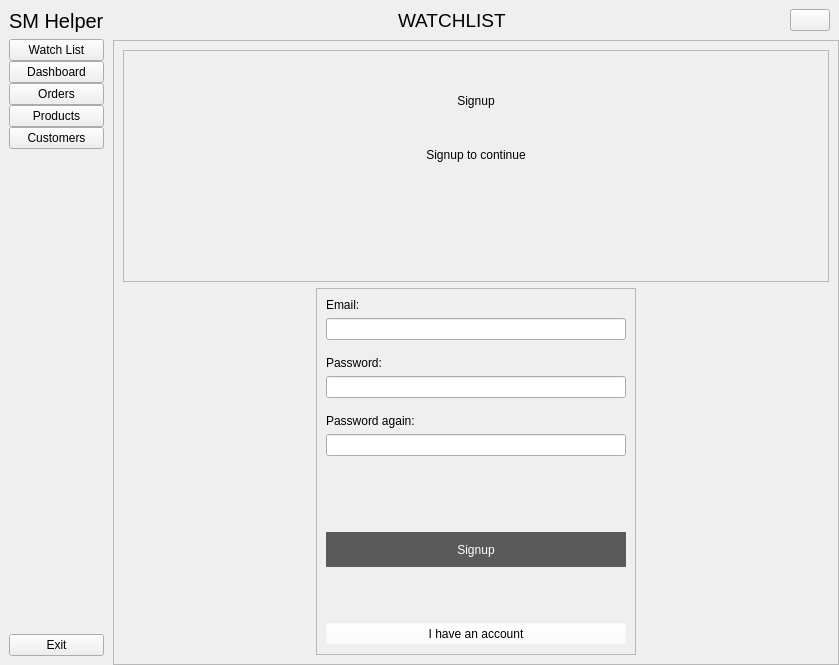
Above: mainWindow.ui from mimisanchelo/stock before the change. Below: the same form after it.
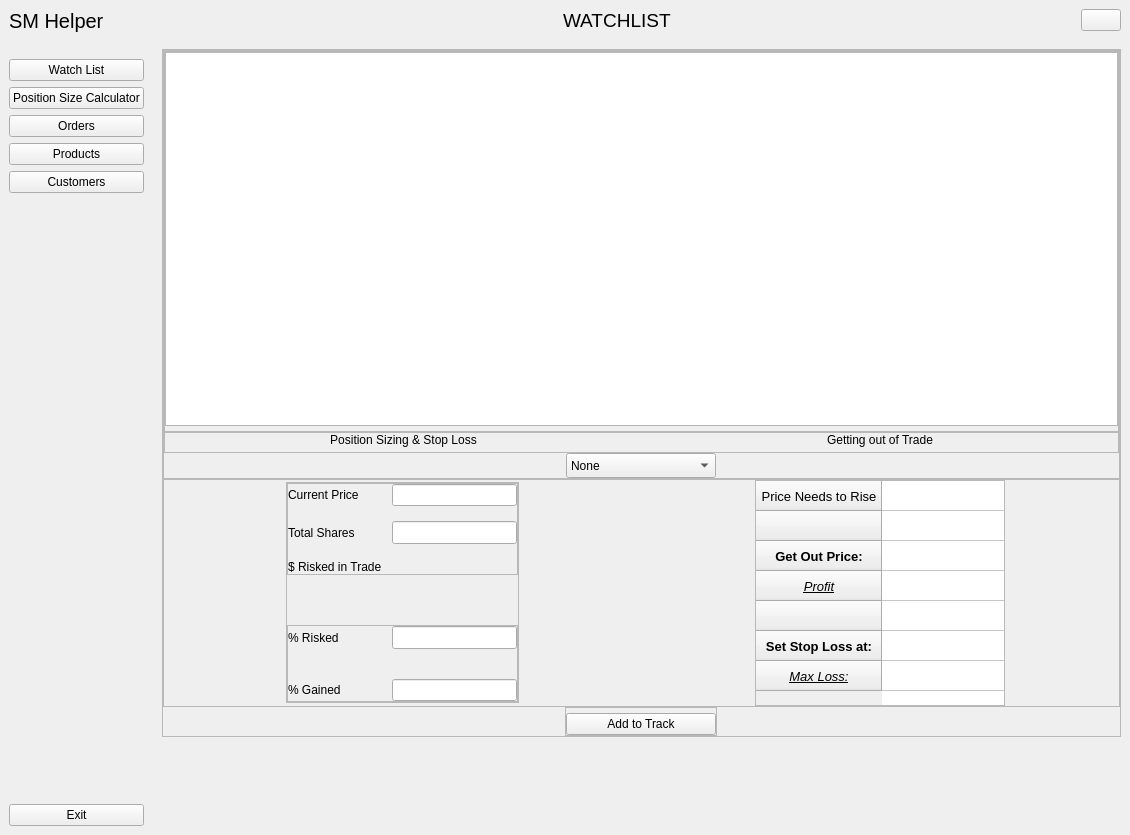
That is the form after the change. Icons and pictures are not drawn.

Commit message: calculator page/functions

```diff
--- a/mainWindow.ui
+++ b/mainWindow.ui
@@ -6,8 +6,8 @@
    <rect>
     <x>0</x>
     <y>0</y>
-    <width>839</width>
-    <height>665</height>
+    <width>1130</width>
+    <height>835</height>
    </rect>
   </property>
   <property name="windowTitle">
@@ -136,7 +136,7 @@
        <item>
         <widget class="QStackedWidget" name="stackedWidget">
          <property name="currentIndex">
-          <number>3</number>
+          <number>4</number>
          </property>
          <widget class="QWidget" name="watchlitMenu_page">
           <layout class="QVBoxLayout" name="verticalLayout">
@@ -1425,6 +1425,684 @@
            </item>
           </layout>
          </widget>
+         <widget class="QWidget" name="entry_exit_page">
+          <property name="maximumSize">
+           <size>
+            <width>16777215</width>
+            <height>706</height>
+           </size>
+          </property>
+          <layout class="QVBoxLayout" name="verticalLayout_19">
+           <item>
+            <widget class="QFrame" name="frame_16">
+             <property name="frameShape">
+              <enum>QFrame::StyledPanel</enum>
+             </property>
+             <property name="frameShadow">
+              <enum>QFrame::Raised</enum>
+             </property>
+             <layout class="QVBoxLayout" name="verticalLayout_20">
+              <property name="spacing">
+               <number>0</number>
+              </property>
+              <property name="leftMargin">
+               <number>0</number>
+              </property>
+              <property name="topMargin">
+               <number>0</number>
+              </property>
+              <property name="rightMargin">
+               <number>0</number>
+              </property>
+              <property name="bottomMargin">
+               <number>0</number>
+              </property>
+              <item>
+               <widget class="QFrame" name="frame_17">
+                <property name="frameShape">
+                 <enum>QFrame::StyledPanel</enum>
+                </property>
+                <property name="frameShadow">
+                 <enum>QFrame::Raised</enum>
+                </property>
+                <layout class="QVBoxLayout" name="verticalLayout_21">
+                 <property name="spacing">
+                  <number>0</number>
+                 </property>
+                 <property name="leftMargin">
+                  <number>0</number>
+                 </property>
+                 <property name="topMargin">
+                  <number>0</number>
+                 </property>
+                 <property name="rightMargin">
+                  <number>0</number>
+                 </property>
+                 <property name="bottomMargin">
+                  <number>0</number>
+                 </property>
+                 <item>
+                  <widget class="QFrame" name="frame_19">
+                   <property name="frameShape">
+                    <enum>QFrame::StyledPanel</enum>
+                   </property>
+                   <property name="frameShadow">
+                    <enum>QFrame::Raised</enum>
+                   </property>
+                   <layout class="QVBoxLayout" name="verticalLayout_23">
+                    <property name="spacing">
+                     <number>0</number>
+                    </property>
+                    <property name="leftMargin">
+                     <number>0</number>
+                    </property>
+                    <property name="topMargin">
+                     <number>0</number>
+                    </property>
+                    <property name="rightMargin">
+                     <number>0</number>
+                    </property>
+                    <property name="bottomMargin">
+                     <number>5</number>
+                    </property>
+                    <item>
+                     <widget class="QTableWidget" name="tableWidget"/>
+                    </item>
+                   </layout>
+                  </widget>
+                 </item>
+                 <item>
+                  <widget class="QFrame" name="frame_18">
+                   <property name="frameShape">
+                    <enum>QFrame::StyledPanel</enum>
+                   </property>
+                   <property name="frameShadow">
+                    <enum>QFrame::Raised</enum>
+                   </property>
+                   <layout class="QHBoxLayout" name="horizontalLayout_8">
+                    <property name="spacing">
+                     <number>0</number>
+                    </property>
+                    <property name="leftMargin">
+                     <number>0</number>
+                    </property>
+                    <property name="topMargin">
+                     <number>0</number>
+                    </property>
+                    <property name="rightMargin">
+                     <number>0</number>
+                    </property>
+                    <property name="bottomMargin">
+                     <number>5</number>
+                    </property>
+                    <item>
+                     <widget class="QLabel" name="label_9">
+                      <property name="styleSheet">
+                       <string notr="true">font: 75 12pt &quot;MS Shell Dlg 2&quot;;</string>
+                      </property>
+                      <property name="text">
+                       <string>Position Sizing &amp; Stop Loss</string>
+                      </property>
+                      <property name="alignment">
+                       <set>Qt::AlignCenter</set>
+                      </property>
+                     </widget>
+                    </item>
+                    <item>
+                     <widget class="QLabel" name="label_11">
+                      <property name="styleSheet">
+                       <string notr="true">font: 75 12pt &quot;MS Shell Dlg 2&quot;;
+color: rgb(0, 0, 0);</string>
+                      </property>
+                      <property name="text">
+                       <string>Getting out of Trade</string>
+                      </property>
+                      <property name="alignment">
+                       <set>Qt::AlignCenter</set>
+                      </property>
+                     </widget>
+                    </item>
+                   </layout>
+                  </widget>
+                 </item>
+                 <item alignment="Qt::AlignHCenter">
+                  <widget class="QComboBox" name="comboBox_tickers">
+                   <property name="minimumSize">
+                    <size>
+                     <width>150</width>
+                     <height>25</height>
+                    </size>
+                   </property>
+                   <property name="maximumSize">
+                    <size>
+                     <width>400</width>
+                     <height>16777215</height>
+                    </size>
+                   </property>
+                   <property name="font">
+                    <font>
+                     <pointsize>9</pointsize>
+                    </font>
+                   </property>
+                   <property name="layoutDirection">
+                    <enum>Qt::LeftToRight</enum>
+                   </property>
+                   <item>
+                    <property name="text">
+                     <string>None</string>
+                    </property>
+                   </item>
+                  </widget>
+                 </item>
+                </layout>
+               </widget>
+              </item>
+              <item>
+               <widget class="QFrame" name="frame_20">
+                <property name="frameShape">
+                 <enum>QFrame::StyledPanel</enum>
+                </property>
+                <property name="frameShadow">
+                 <enum>QFrame::Raised</enum>
+                </property>
+                <layout class="QHBoxLayout" name="horizontalLayout_9">
+                 <property name="spacing">
+                  <number>0</number>
+                 </property>
+                 <property name="leftMargin">
+                  <number>0</number>
+                 </property>
+                 <property name="topMargin">
+                  <number>0</number>
+                 </property>
+                 <property name="rightMargin">
+                  <number>0</number>
+                 </property>
+                 <property name="bottomMargin">
+                  <number>0</number>
+                 </property>
+                 <item alignment="Qt::AlignHCenter|Qt::AlignVCenter">
+                  <widget class="QFrame" name="frame_23">
+                   <property name="frameShape">
+                    <enum>QFrame::StyledPanel</enum>
+                   </property>
+                   <property name="frameShadow">
+                    <enum>QFrame::Raised</enum>
+                   </property>
+                   <layout class="QVBoxLayout" name="verticalLayout_25">
+                    <property name="spacing">
+                     <number>10</number>
+                    </property>
+                    <property name="leftMargin">
+                     <number>0</number>
+                    </property>
+                    <property name="topMargin">
+                     <number>0</number>
+                    </property>
+                    <property name="rightMargin">
+                     <number>0</number>
+                    </property>
+                    <property name="bottomMargin">
+                     <number>0</number>
+                    </property>
+                    <item>
+                     <widget class="QFrame" name="frame_24">
+                      <property name="frameShape">
+                       <enum>QFrame::StyledPanel</enum>
+                      </property>
+                      <property name="frameShadow">
+                       <enum>QFrame::Raised</enum>
+                      </property>
+                      <layout class="QFormLayout" name="formLayout">
+                       <property name="horizontalSpacing">
+                        <number>10</number>
+                       </property>
+                       <property name="verticalSpacing">
+                        <number>15</number>
+                       </property>
+                       <property name="leftMargin">
+                        <number>0</number>
+                       </property>
+                       <property name="topMargin">
+                        <number>0</number>
+                       </property>
+                       <property name="rightMargin">
+                        <number>0</number>
+                       </property>
+                       <property name="bottomMargin">
+                        <number>0</number>
+                       </property>
+                       <item row="0" column="0">
+                        <widget class="QLabel" name="label_14">
+                         <property name="styleSheet">
+                          <string notr="true">font: 12pt &quot;MS Shell Dlg 2&quot;;</string>
+                         </property>
+                         <property name="text">
+                          <string>Current Price</string>
+                         </property>
+                        </widget>
+                       </item>
+                       <item row="0" column="1">
+                        <widget class="QLineEdit" name="lineEdit_curentPrice">
+                         <property name="styleSheet">
+                          <string notr="true">font: 10pt &quot;MS Shell Dlg 2&quot;;</string>
+                         </property>
+                         <property name="text">
+                          <string/>
+                         </property>
+                         <property name="alignment">
+                          <set>Qt::AlignCenter</set>
+                         </property>
+                        </widget>
+                       </item>
+                       <item row="1" column="1">
+                        <widget class="QLineEdit" name="lineEdit_totalShares">
+                         <property name="font">
+                          <font>
+                           <pointsize>10</pointsize>
+                          </font>
+                         </property>
+                         <property name="maxLength">
+                          <number>9</number>
+                         </property>
+                         <property name="alignment">
+                          <set>Qt::AlignCenter</set>
+                         </property>
+                        </widget>
+                       </item>
+                       <item row="1" column="0">
+                        <widget class="QLabel" name="label_17">
+                         <property name="styleSheet">
+                          <string notr="true">font: 12pt &quot;MS Shell Dlg 2&quot;;</string>
+                         </property>
+                         <property name="text">
+                          <string>Total Shares</string>
+                         </property>
+                        </widget>
+                       </item>
+                       <item row="2" column="0">
+                        <widget class="QLabel" name="label_18">
+                         <property name="styleSheet">
+                          <string notr="true">font: 12pt &quot;MS Shell Dlg 2&quot;;</string>
+                         </property>
+                         <property name="text">
+                          <string>$ Risked in Trade</string>
+                         </property>
+                        </widget>
+                       </item>
+                       <item row="2" column="1">
+                        <widget class="QLabel" name="label_RiskedinTrade">
+                         <property name="font">
+                          <font>
+                           <pointsize>10</pointsize>
+                          </font>
+                         </property>
+                         <property name="text">
+                          <string/>
+                         </property>
+                         <property name="alignment">
+                          <set>Qt::AlignCenter</set>
+                         </property>
+                        </widget>
+                       </item>
+                      </layout>
+                     </widget>
+                    </item>
+                    <item>
+                     <spacer name="verticalSpacer_16">
+                      <property name="orientation">
+                       <enum>Qt::Vertical</enum>
+                      </property>
+                      <property name="sizeType">
+                       <enum>QSizePolicy::Preferred</enum>
+                      </property>
+                      <property name="sizeHint" stdset="0">
+                       <size>
+                        <width>20</width>
+                        <height>40</height>
+                       </size>
+                      </property>
+                     </spacer>
+                    </item>
+                    <item>
+                     <widget class="QFrame" name="frame_25">
+                      <property name="frameShape">
+                       <enum>QFrame::StyledPanel</enum>
+                      </property>
+                      <property name="frameShadow">
+                       <enum>QFrame::Raised</enum>
+                      </property>
+                      <layout class="QGridLayout" name="gridLayout_3">
+                       <property name="leftMargin">
+                        <number>0</number>
+                       </property>
+                       <property name="topMargin">
+                        <number>0</number>
+                       </property>
+                       <property name="rightMargin">
+                        <number>0</number>
+                       </property>
+                       <property name="bottomMargin">
+                        <number>0</number>
+                       </property>
+                       <property name="horizontalSpacing">
+                        <number>10</number>
+                       </property>
+                       <property name="verticalSpacing">
+                        <number>30</number>
+                       </property>
+                       <item row="0" column="0">
+                        <widget class="QLabel" name="label_15">
+                         <property name="styleSheet">
+                          <string notr="true">font: 12pt &quot;MS Shell Dlg 2&quot;;
+</string>
+                         </property>
+                         <property name="text">
+                          <string>% Risked</string>
+                         </property>
+                        </widget>
+                       </item>
+                       <item row="0" column="1">
+                        <widget class="QLineEdit" name="lineEdit_precentRisked">
+                         <property name="enabled">
+                          <bool>true</bool>
+                         </property>
+                         <property name="sizePolicy">
+                          <sizepolicy hsizetype="Preferred" vsizetype="Fixed">
+                           <horstretch>0</horstretch>
+                           <verstretch>0</verstretch>
+                          </sizepolicy>
+                         </property>
+                         <property name="minimumSize">
+                          <size>
+                           <width>0</width>
+                           <height>0</height>
+                          </size>
+                         </property>
+                         <property name="maximumSize">
+                          <size>
+                           <width>16777215</width>
+                           <height>16777215</height>
+                          </size>
+                         </property>
+                         <property name="font">
+                          <font>
+                           <pointsize>10</pointsize>
+                          </font>
+                         </property>
+                         <property name="maxLength">
+                          <number>4</number>
+                         </property>
+                         <property name="alignment">
+                          <set>Qt::AlignCenter</set>
+                         </property>
+                        </widget>
+                       </item>
+                       <item row="1" column="0">
+                        <widget class="QLabel" name="label_16">
+                         <property name="styleSheet">
+                          <string notr="true">font: 12pt &quot;MS Shell Dlg 2&quot;;</string>
+                         </property>
+                         <property name="text">
+                          <string>% Gained</string>
+                         </property>
+                        </widget>
+                       </item>
+                       <item row="1" column="1">
+                        <widget class="QLineEdit" name="lineEdit_precentGained">
+                         <property name="sizePolicy">
+                          <sizepolicy hsizetype="Preferred" vsizetype="Fixed">
+                           <horstretch>0</horstretch>
+                           <verstretch>0</verstretch>
+                          </sizepolicy>
+                         </property>
+                         <property name="minimumSize">
+                          <size>
+                           <width>0</width>
+                           <height>0</height>
+                          </size>
+                         </property>
+                         <property name="maxLength">
+                          <number>4</number>
+                         </property>
+                         <property name="alignment">
+                          <set>Qt::AlignCenter</set>
+                         </property>
+                        </widget>
+                       </item>
+                      </layout>
+                     </widget>
+                    </item>
+                   </layout>
+                  </widget>
+                 </item>
+                 <item alignment="Qt::AlignHCenter|Qt::AlignVCenter">
+                  <widget class="QTableWidget" name="tableWidget_targetPrice">
+                   <property name="sizePolicy">
+                    <sizepolicy hsizetype="Preferred" vsizetype="Preferred">
+                     <horstretch>0</horstretch>
+                     <verstretch>0</verstretch>
+                    </sizepolicy>
+                   </property>
+                   <property name="minimumSize">
+                    <size>
+                     <width>250</width>
+                     <height>0</height>
+                    </size>
+                   </property>
+                   <property name="maximumSize">
+                    <size>
+                     <width>250</width>
+                     <height>16777215</height>
+                    </size>
+                   </property>
+                   <property name="sizeAdjustPolicy">
+                    <enum>QAbstractScrollArea::AdjustToContents</enum>
+                   </property>
+                   <property name="cornerButtonEnabled">
+                    <bool>true</bool>
+                   </property>
+                   <attribute name="horizontalHeaderVisible">
+                    <bool>false</bool>
+                   </attribute>
+                   <attribute name="horizontalHeaderDefaultSectionSize">
+                    <number>134</number>
+                   </attribute>
+                   <row>
+                    <property name="text">
+                     <string>Price Needs to Rise</string>
+                    </property>
+                    <property name="font">
+                     <font>
+                      <pointsize>10</pointsize>
+                     </font>
+                    </property>
+                    <property name="textAlignment">
+                     <set>AlignCenter</set>
+                    </property>
+                   </row>
+                   <row>
+                    <property name="text">
+                     <string/>
+                    </property>
+                    <property name="background">
+                     <color>
+                      <red>255</red>
+                      <green>255</green>
+                      <blue>255</blue>
+                     </color>
+                    </property>
+                    <property name="foreground">
+                     <brush brushstyle="NoBrush">
+                      <color alpha="255">
+                       <red>255</red>
+                       <green>255</green>
+                       <blue>255</blue>
+                      </color>
+                     </brush>
+                    </property>
+                   </row>
+                   <row>
+                    <property name="text">
+                     <string>Get Out Price:</string>
+                    </property>
+                    <property name="font">
+                     <font>
+                      <pointsize>10</pointsize>
+                      <weight>75</weight>
+                      <bold>true</bold>
+                     </font>
+                    </property>
+                    <property name="textAlignment">
+                     <set>AlignCenter</set>
+                    </property>
+                   </row>
+                   <row>
+                    <property name="text">
+                     <string>Profit</string>
+                    </property>
+                    <property name="font">
+                     <font>
+                      <pointsize>10</pointsize>
+                      <italic>true</italic>
+                      <underline>true</underline>
+                     </font>
+                    </property>
+                    <property name="textAlignment">
+                     <set>AlignCenter</set>
+                    </property>
+                   </row>
+                   <row>
+                    <property name="text">
+                     <string/>
+                    </property>
+                    <property name="background">
+                     <color>
+                      <red>255</red>
+                      <green>255</green>
+                      <blue>255</blue>
+                     </color>
+                    </property>
+                    <property name="foreground">
+                     <brush brushstyle="NoBrush">
+                      <color alpha="255">
+                       <red>255</red>
+                       <green>255</green>
+                       <blue>255</blue>
+                      </color>
+                     </brush>
+                    </property>
+                   </row>
+                   <row>
+                    <property name="text">
+                     <string>Set Stop Loss at:</string>
+                    </property>
+                    <property name="font">
+                     <font>
+                      <pointsize>10</pointsize>
+                      <weight>75</weight>
+                      <bold>true</bold>
+                     </font>
+                    </property>
+                    <property name="textAlignment">
+                     <set>AlignCenter</set>
+                    </property>
+                   </row>
+                   <row>
+                    <property name="text">
+                     <string>Max Loss:</string>
+                    </property>
+                    <property name="font">
+                     <font>
+                      <pointsize>10</pointsize>
+                      <italic>true</italic>
+                      <underline>true</underline>
+                     </font>
+                    </property>
+                    <property name="textAlignment">
+                     <set>AlignCenter</set>
+                    </property>
+                   </row>
+                   <column>
+                    <property name="text">
+                     <string/>
+                    </property>
+                    <property name="font">
+                     <font>
+                      <italic>true</italic>
+                      <underline>true</underline>
+                     </font>
+                    </property>
+                    <property name="textAlignment">
+                     <set>AlignCenter</set>
+                    </property>
+                   </column>
+                   <item row="0" column="0">
+                    <property name="text">
+                     <string/>
+                    </property>
+                   </item>
+                  </widget>
+                 </item>
+                </layout>
+               </widget>
+              </item>
+              <item alignment="Qt::AlignHCenter">
+               <widget class="QFrame" name="frame_21">
+                <property name="frameShape">
+                 <enum>QFrame::StyledPanel</enum>
+                </property>
+                <property name="frameShadow">
+                 <enum>QFrame::Raised</enum>
+                </property>
+                <layout class="QVBoxLayout" name="verticalLayout_22">
+                 <property name="spacing">
+                  <number>0</number>
+                 </property>
+                 <property name="leftMargin">
+                  <number>0</number>
+                 </property>
+                 <property name="topMargin">
+                  <number>5</number>
+                 </property>
+                 <property name="rightMargin">
+                  <number>0</number>
+                 </property>
+                 <property name="bottomMargin">
+                  <number>0</number>
+                 </property>
+                 <item>
+                  <widget class="QPushButton" name="pushButton_addtoTrack">
+                   <property name="minimumSize">
+                    <size>
+                     <width>150</width>
+                     <height>0</height>
+                    </size>
+                   </property>
+                   <property name="maximumSize">
+                    <size>
+                     <width>150</width>
+                     <height>16777215</height>
+                    </size>
+                   </property>
+                   <property name="font">
+                    <font>
+                     <pointsize>9</pointsize>
+                    </font>
+                   </property>
+                   <property name="text">
+                    <string>Add to Track</string>
+                   </property>
+                  </widget>
+                 </item>
+                </layout>
+               </widget>
+              </item>
+             </layout>
+            </widget>
+           </item>
+          </layout>
+         </widget>
         </widget>
        </item>
       </layout>
@@ -1455,11 +2133,24 @@
          </item>
         </layout>
        </item>
+       <item>
+        <spacer name="verticalSpacer_13">
+         <property name="orientation">
+          <enum>Qt::Vertical</enum>
+         </property>
+         <property name="sizeType">
+          <enum>QSizePolicy::Preferred</enum>
+         </property>
+         <property name="sizeHint" stdset="0">
+          <size>
+           <width>20</width>
+           <height>20</height>
+          </size>
+         </property>
+        </spacer>
+       </item>
        <item>
         <layout class="QVBoxLayout" name="verticalLayout_2">
-         <property name="spacing">
-          <number>0</number>
-         </property>
          <property name="rightMargin">
           <number>0</number>
          </property>
@@ -1490,7 +2181,7 @@
          <item>
           <widget class="QPushButton" name="dashborad_btn_2">
            <property name="text">
-            <string>Dashboard</string>
+            <string>Position Size Calculator</string>
            </property>
            <property name="icon">
             <iconset resource="recource.qrc">
```
Left out of the diff: 126 changed lines with no effect on the pictures. The commit also changes 1 other file.
